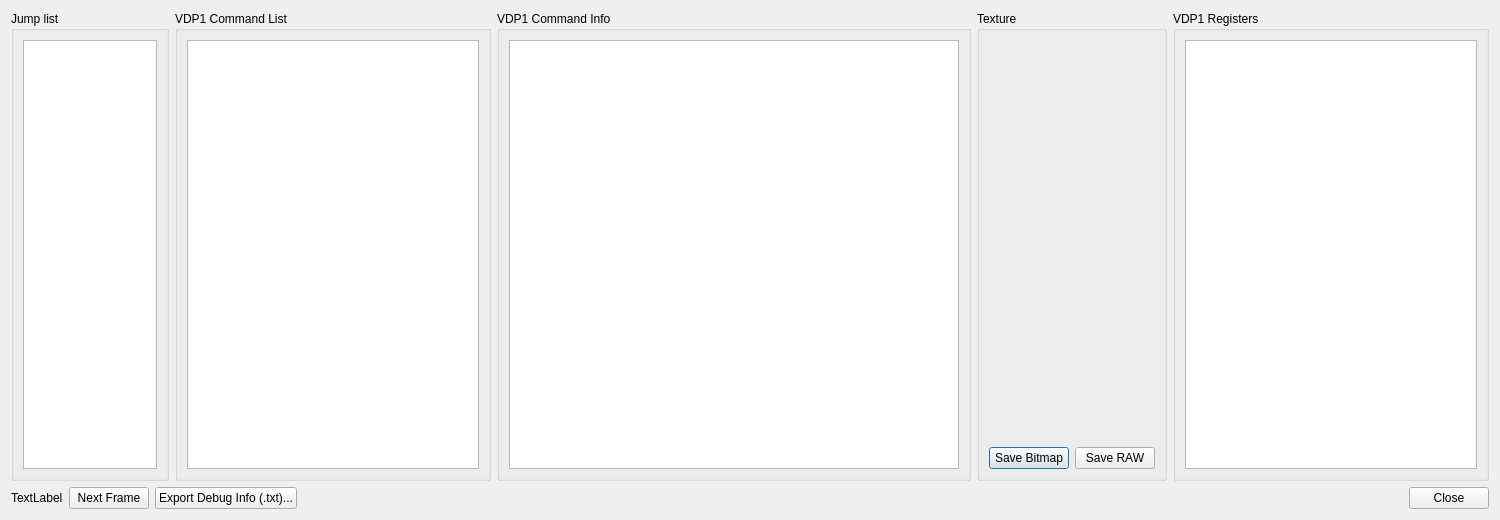
Old version of the form yabause/src/port/qt/ui/UIDebugVDP1.ui in the repository BenjaminSiskoo/Kronos_test.
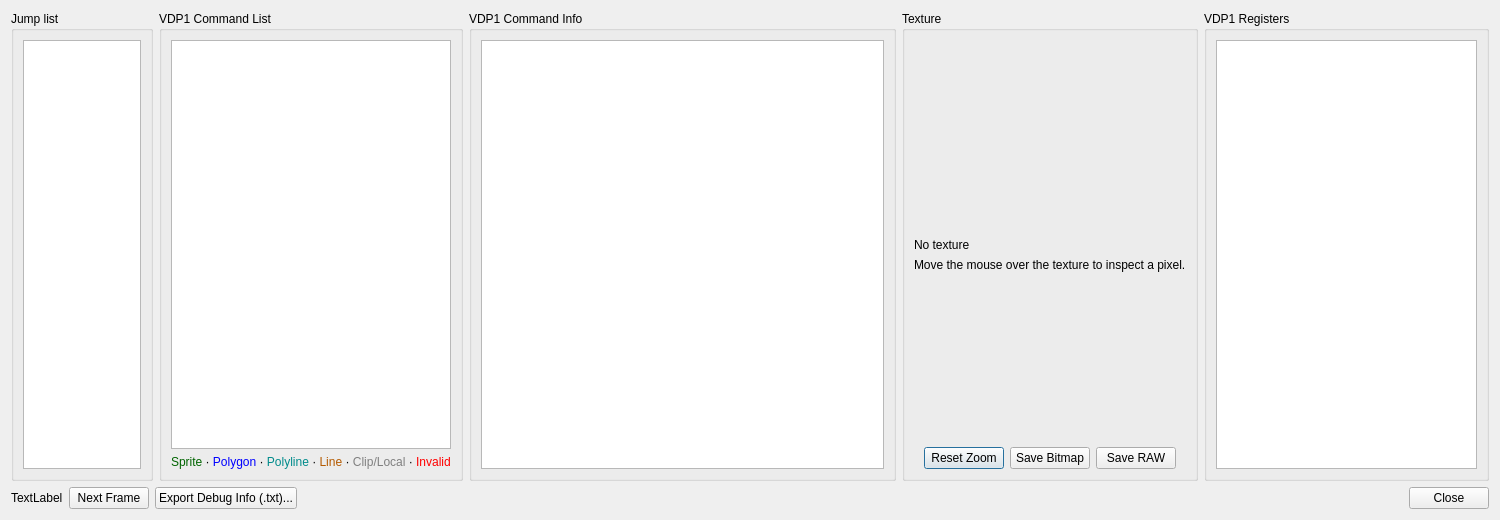
New version of the form.

Commit message: UIDebugVDP1: fix command-type color coding, add zoom/pixel-inspector/ transparency to the texture view

```diff
--- a/yabause/src/port/qt/ui/UIDebugVDP1.ui
+++ b/yabause/src/port/qt/ui/UIDebugVDP1.ui
@@ -37,6 +37,16 @@
         <item>
          <widget class="QListWidget" name="lwCommandList"/>
         </item>
+        <item>
+         <widget class="QLabel" name="lCommandColorLegend">
+          <property name="text">
+           <string>&lt;span style=&quot; color:darkgreen;&quot;&gt;Sprite&lt;/span&gt; · &lt;span style=&quot; color:blue;&quot;&gt;Polygon&lt;/span&gt; · &lt;span style=&quot; color:darkcyan;&quot;&gt;Polyline&lt;/span&gt; · &lt;span style=&quot; color:#B45A00;&quot;&gt;Line&lt;/span&gt; · &lt;span style=&quot; color:gray;&quot;&gt;Clip/Local&lt;/span&gt; · &lt;span style=&quot; color:red;&quot;&gt;Invalid&lt;/span&gt;</string>
+          </property>
+          <property name="textFormat">
+           <enum>Qt::RichText</enum>
+          </property>
+         </widget>
+        </item>
        </layout>
       </widget>
      </item>
@@ -104,6 +114,20 @@
             </property>
            </widget>
           </item>
+          <item>
+           <widget class="QLabel" name="lTextureInfo">
+            <property name="text">
+             <string>No texture</string>
+            </property>
+           </widget>
+          </item>
+          <item>
+           <widget class="QLabel" name="lTexturePixelInfo">
+            <property name="text">
+             <string>Move the mouse over the texture to inspect a pixel.</string>
+            </property>
+           </widget>
+          </item>
           <item>
            <spacer name="verticalSpacer">
             <property name="orientation">
@@ -132,6 +156,16 @@
               </property>
              </spacer>
             </item>
+            <item>
+             <widget class="QPushButton" name="pbResetZoom">
+              <property name="toolTip">
+               <string>Fit the texture back into the view (Ctrl+wheel to zoom)</string>
+              </property>
+              <property name="text">
+               <string>Reset Zoom</string>
+              </property>
+             </widget>
+            </item>
             <item>
              <widget class="QPushButton" name="pbSaveBitmap">
               <property name="text">
```
Left out of the diff: 9 changed lines with no effect on the pictures. The commit also changes 2 other files.
